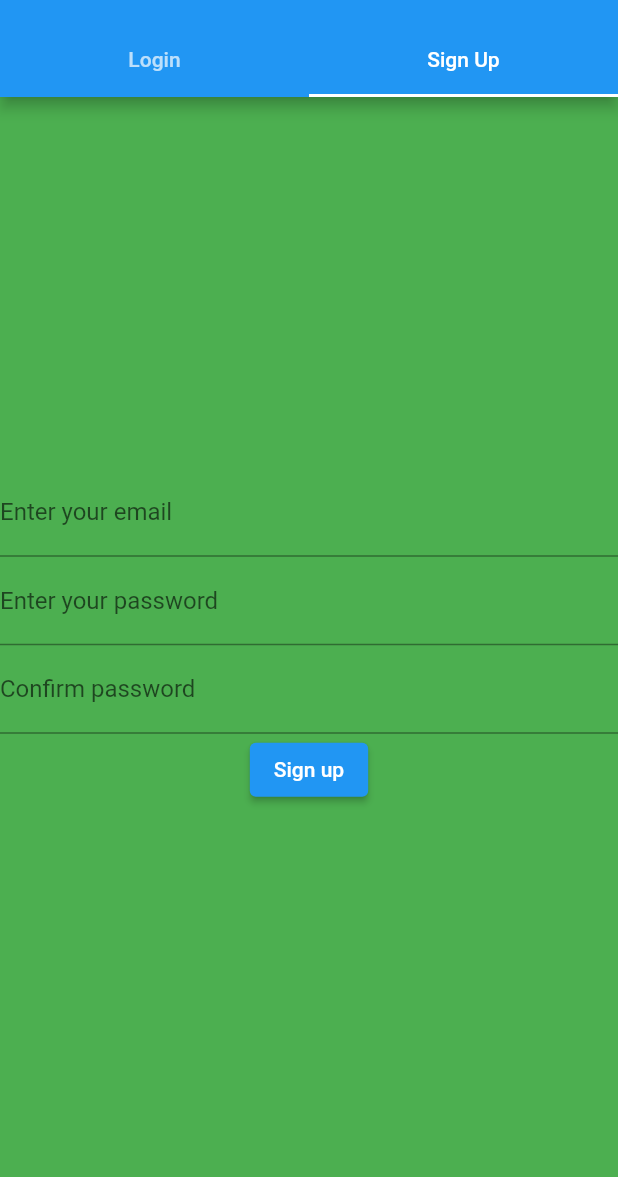
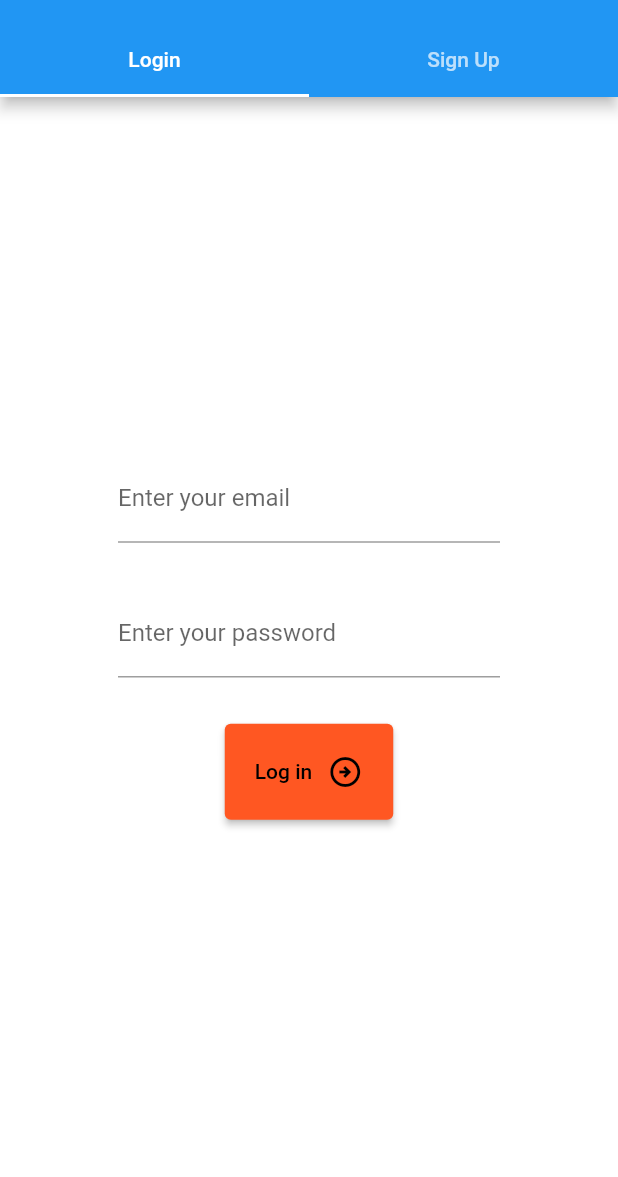
Before and after one commit to StratosKyriazidis/rss_feed, a Flutter app: the screen it shows after launch, after a tap on "Sign in with Email", on a phone screen of 412 x 824 dp, the part 59-1236 px from its top. Run offline on Flutter 3.47's test engine with Material 2 defaults, Android fonts, the phone set to English and light mode, and no system bars; our stand-ins replace firebase_auth, firebase_core, google_sign_in; missing offline and left inert: cloud_firestore_web, firebase_auth_web, firebase_core_web; accounts and stored records are empty; network calls fail.

Commit message:
Theming first commit

```diff
--- a/lib/main.dart
+++ b/lib/main.dart
@@ -2,6 +2,8 @@
 import 'package:firebase_core/firebase_core.dart';
 import 'package:provider/provider.dart';
 import 'package:rss_feed/screens/login_screen.dart';
+import 'package:rss_feed/themes/theme_manager.dart';
+import 'package:rss_feed/themes/themes.dart';
 import 'firebase/firebase_main.dart';
 import 'firebase/firebase_options.dart';
 import './screens/email_login_screen.dart';
@@ -14,8 +16,33 @@
   runApp(const MyApp());
 }
 
-class MyApp extends StatelessWidget {
+ThemeManager _themeManager = ThemeManager();
+
+class MyApp extends StatefulWidget {
   const MyApp({Key? key}) : super(key: key);
+
+  @override
+  State<MyApp> createState() => _MyAppState();
+}
+
+class _MyAppState extends State<MyApp> {
+  @override
+  void dispose() {
+    _themeManager.removeListener(themeListener);
+    super.dispose();
+  }
+
+  @override
+  void initState() {
+    _themeManager.addListener(themeListener);
+    super.initState();
+  }
+
+  themeListener() {
+    if (mounted) {
+      setState(() {});
+    }
+  }
 
   @override
   Widget build(BuildContext context) {
@@ -23,9 +50,9 @@
       create: (context) => FirebaseMain(),
       child: MaterialApp(
         title: 'Rss Feed',
-        theme: ThemeData(
-          backgroundColor: Colors.black,
-        ),
+        theme: lightTheme,
+        darkTheme: darkTheme,
+        themeMode: _themeManager.themeMode,
         home: const MyHomePage(),
       ),
     );
@@ -45,8 +72,16 @@
     return Scaffold(
       appBar: AppBar(
         title: const Text('RSS Feed'),
+        actions: [
+          Switch(
+            value: _themeManager.themeMode == ThemeMode.dark,
+            onChanged: (newValue) {
+              _themeManager.toggleTheme(newValue);
+              setState(() {});
+            },
+          ),
+        ],
       ),
-      backgroundColor: Colors.black,
       body: Consumer<FirebaseMain>(
         builder: (context, value, _) {
           Future.delayed(Duration.zero, () async {
--- a/lib/screens/email_login_screen.dart
+++ b/lib/screens/email_login_screen.dart
@@ -8,10 +8,9 @@ class EmailLogin extends StatelessWidget {
   @override
   Widget build(BuildContext context) {
     return DefaultTabController(
-      initialIndex: 1,
+      initialIndex: 0,
       length: 2,
       child: Scaffold(
-        backgroundColor: Colors.green,
         appBar: AppBar(
           title: const Text(
             'RSS Feed',
@@ -19,12 +18,8 @@ class EmailLogin extends StatelessWidget {
           ),
           bottom: const TabBar(
             tabs: [
-              Tab(
-                text: 'Login',
-              ),
-              Tab(
-                text: 'Sign Up',
-              ),
+              Tab(text: 'Login'),
+              Tab(text: 'Sign Up'),
             ],
           ),
         ),
--- a/lib/screens/login_screen.dart
+++ b/lib/screens/login_screen.dart
@@ -15,14 +15,25 @@ class LoginScreen extends StatelessWidget {
 
   @override
   Widget build(BuildContext context) {
-    return Column(
+    final _mediaQueryData = MediaQuery.of(context);
+    return Center(
+      child: Container(
+        constraints: BoxConstraints.tight(
+          Size.square(_mediaQueryData.size.height / 3),
+        ),
+        padding: const EdgeInsets.all(10.0),
+        child: Column(
           mainAxisAlignment: MainAxisAlignment.spaceEvenly,
           crossAxisAlignment: CrossAxisAlignment.stretch,
           children: [
             LoginButton(string: 'Sign in Anonymously', onTap: anonymous),
+            const SizedBox(height: 20.0),
             LoginButton(string: 'Sign in with Email', onTap: emailPassword),
+            const SizedBox(height: 20.0),
             LoginButton(string: 'Sign in with Google', onTap: google),
           ],
+        ),
+      ),
     );
   }
 }
--- /dev/null
+++ b/lib/themes/theme_manager.dart
@@ -0,0 +1,12 @@
+import 'package:flutter/material.dart';
+
+class ThemeManager with ChangeNotifier {
+  ThemeMode _themeMode = ThemeMode.light;
+
+  get themeMode => _themeMode;
+
+  toggleTheme(bool isDark) {
+    _themeMode = isDark ? ThemeMode.dark : ThemeMode.light;
+    notifyListeners();
+  }
+}
--- /dev/null
+++ b/lib/themes/themes.dart
@@ -0,0 +1,62 @@
+import 'package:flutter/material.dart';
+
+ThemeData lightTheme = ThemeData(
+  brightness: Brightness.light,
+  primaryColor: const Color.fromARGB(255, 43, 160, 82),
+  scaffoldBackgroundColor: Colors.white,
+  backgroundColor: Colors.blueGrey,
+  elevatedButtonTheme: ElevatedButtonThemeData(
+    style: ButtonStyle(
+      backgroundColor: MaterialStateProperty.all<Color>(Colors.deepOrange),
+      padding: MaterialStateProperty.all<EdgeInsetsGeometry>(
+        const EdgeInsets.symmetric(
+          vertical: 20.0,
+          horizontal: 20.0,
+        ),
+      ),
+      foregroundColor: MaterialStateProperty.all<Color>(Colors.black),
+    ),
+  ),
+);
+
+ThemeData darkTheme = ThemeData(
+  brightness: Brightness.dark,
+  primaryColor: const Color.fromARGB(255, 146, 43, 160),
+  scaffoldBackgroundColor: const Color.fromARGB(255, 54, 50, 50),
+  elevatedButtonTheme: ElevatedButtonThemeData(
+    style: ButtonStyle(
+      backgroundColor: MaterialStateProperty.all<Color>(Colors.purple),
+      foregroundColor: MaterialStateProperty.all<Color>(Colors.white),
+      shadowColor: MaterialStateProperty.all<Color>(Colors.deepPurple),
+      elevation: MaterialStateProperty.all<double>(10.0),
+      padding: MaterialStateProperty.all<EdgeInsetsGeometry>(
+        const EdgeInsets.all(20.0),
+      ),
+      shape: MaterialStateProperty.all<OutlinedBorder>(
+        RoundedRectangleBorder(
+          borderRadius: BorderRadius.circular(20.0),
+        ),
+      ),
+    ),
+  ),
+  textButtonTheme: TextButtonThemeData(
+    style: ButtonStyle(
+      backgroundColor: MaterialStateProperty.all<Color>(Colors.purple),
+      foregroundColor: MaterialStateProperty.all<Color>(Colors.white),
+      shadowColor: MaterialStateProperty.all<Color>(Colors.deepPurple),
+      elevation: MaterialStateProperty.all<double>(10.0),
+      padding: MaterialStateProperty.all<EdgeInsetsGeometry>(
+        const EdgeInsets.all(20.0),
+      ),
+      shape: MaterialStateProperty.all<OutlinedBorder>(
+        RoundedRectangleBorder(
+          borderRadius: BorderRadius.circular(20.0),
+        ),
+      ),
+    ),
+  ),
+  switchTheme: SwitchThemeData(
+    thumbColor: MaterialStateProperty.all<Color>(Colors.purple),
+    trackColor: MaterialStateProperty.all<Color>(Colors.deepPurple),
+  ),
+);
--- a/lib/widgets/email_login.dart
+++ b/lib/widgets/email_login.dart
@@ -23,11 +23,19 @@ class _EmailLoginFormState extends State<EmailLoginForm> {
 
   @override
   Widget build(BuildContext context) {
-    return Consumer<FirebaseMain>(builder: (context, value, _) {
+    final _mediaQueryData = MediaQuery.of(context);
+    return Consumer<FirebaseMain>(
+      builder: (context, value, _) {
         return Form(
           key: _formKey,
+          child: Center(
+            child: Container(
+              constraints: BoxConstraints.tight(
+                Size.square(_mediaQueryData.size.height / 3),
+              ),
+              padding: const EdgeInsets.all(10.0),
               child: Column(
-          mainAxisAlignment: MainAxisAlignment.center,
+                mainAxisAlignment: MainAxisAlignment.spaceEvenly,
                 crossAxisAlignment: CrossAxisAlignment.center,
                 children: [
                   TextFormField(
@@ -39,6 +47,7 @@ class _EmailLoginFormState extends State<EmailLoginForm> {
                     keyboardType: TextInputType.emailAddress,
                     validator: (newValue) => validateEmail(newValue),
                   ),
+                  const SizedBox(height: 20.0),
                   TextFormField(
                     controller: _passwordController,
                     decoration: const InputDecoration(
@@ -53,6 +62,7 @@ class _EmailLoginFormState extends State<EmailLoginForm> {
                       return null;
                     },
                   ),
+                  const SizedBox(height: 20.0),
                   ElevatedButton(
                     onPressed: () {
                       if (_formKey.currentState!.validate()) {
@@ -61,12 +71,22 @@ class _EmailLoginFormState extends State<EmailLoginForm> {
                         Navigator.pop(context);
                       }
                     },
-              child: const Text('Log in'),
+                    child: Row(
+                      mainAxisSize: MainAxisSize.min,
+                      children: const [
+                        Text('Log in'),
+                        SizedBox(width: 10.0),
+                        Icon(Icons.arrow_circle_right_outlined)
+                      ],
+                    ),
                   ),
                 ],
               ),
+            ),
+          ),
         );
-    });
+      },
+    );
   }
 }
 
--- a/lib/widgets/email_signup.dart
+++ b/lib/widgets/email_signup.dart
@@ -25,11 +25,19 @@ class _EmailSignupFormState extends State<EmailSignupForm> {
 
   @override
   Widget build(BuildContext context) {
-    return Consumer<FirebaseMain>(builder: (context, value, _) {
+    final _mediaQueryData = MediaQuery.of(context);
+    return Consumer<FirebaseMain>(
+      builder: (context, value, _) {
         return Form(
           key: _formKey,
+          child: Center(
+            child: Container(
+              constraints: BoxConstraints.tight(
+                Size.square(_mediaQueryData.size.height / 3),
+              ),
+              padding: const EdgeInsets.all(10.0),
               child: Column(
-          mainAxisAlignment: MainAxisAlignment.center,
+                mainAxisAlignment: MainAxisAlignment.spaceEvenly,
                 crossAxisAlignment: CrossAxisAlignment.center,
                 children: [
                   TextFormField(
@@ -41,6 +49,7 @@ class _EmailSignupFormState extends State<EmailSignupForm> {
                     keyboardType: TextInputType.emailAddress,
                     validator: (newValue) => validateEmail(newValue),
                   ),
+                  const SizedBox(height: 20.0),
                   TextFormField(
                     controller: _passwordController,
                     decoration: const InputDecoration(
@@ -55,6 +64,7 @@ class _EmailSignupFormState extends State<EmailSignupForm> {
                       return null;
                     },
                   ),
+                  const SizedBox(height: 20.0),
                   TextFormField(
                     controller: _confirmController,
                     decoration: const InputDecoration(
@@ -62,12 +72,14 @@ class _EmailSignupFormState extends State<EmailSignupForm> {
                         labelText: 'Confirm password'),
                     obscureText: true,
                     validator: (newValue) {
-                if (newValue == null || newValue != _passwordController.text) {
+                      if (newValue == null ||
+                          newValue != _passwordController.text) {
                         return 'Passwords must match';
                       }
                       return null;
                     },
                   ),
+                  const SizedBox(height: 20.0),
                   ElevatedButton(
                     onPressed: () {
                       if (_formKey.currentState!.validate()) {
@@ -76,12 +88,22 @@ class _EmailSignupFormState extends State<EmailSignupForm> {
                         Navigator.pop(context);
                       }
                     },
-              child: const Text('Sign up'),
+                    child: Row(
+                      mainAxisSize: MainAxisSize.min,
+                      children: const [
+                        Text('Sign up'),
+                        SizedBox(width: 10.0),
+                        Icon(Icons.arrow_circle_up_outlined),
+                      ],
+                    ),
                   ),
                 ],
               ),
+            ),
+          ),
         );
-    });
+      },
+    );
   }
 }
 
--- a/lib/widgets/login_button.dart
+++ b/lib/widgets/login_button.dart
@@ -9,14 +9,11 @@ class LoginButton extends StatelessWidget {
 
   @override
   Widget build(BuildContext context) {
-    return ColoredBox(
-      color: Colors.purple,
-      child: TextButton(
-        onPressed: onTap,
-        child: Text(
-          string,
-          style: const TextStyle(color: Colors.white),
-        ),
+    return TextButton(
+      onPressed: onTap,
+      style: Theme.of(context).textButtonTheme.style,
+      child: Text(
+        string,
       ),
     );
   }
```
Lines whose indentation alone changed are shown as unchanged.
